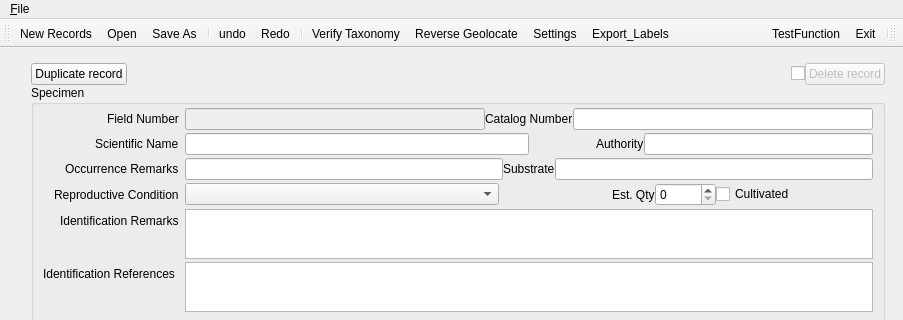
Old version of the form ui/TestUI.ui in the repository CapPow/collBook; both pictures show x 0 to 903 and y 0 to 320 of the 903 by 704 pixel window.
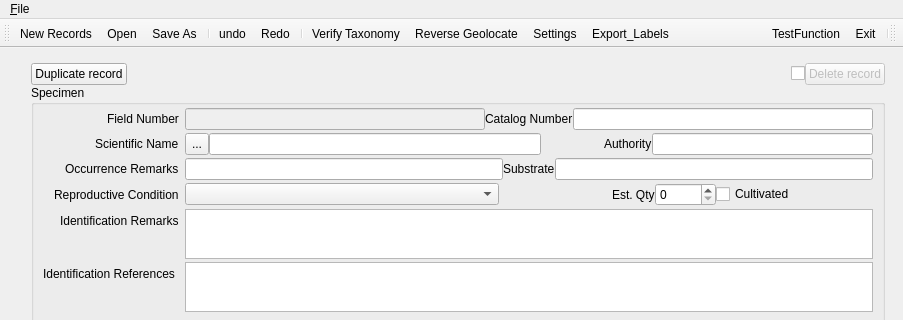
New version of the form. The open tabs and pages were chosen to show the change. Icons and pictures are not drawn. Custom widgets are drawn as their Qt base class.

Commit message: Improved georef calls. Added verify function buttons to  form_view

What changed in the file:
```diff
--- a/ui/TestUI.ui
+++ b/ui/TestUI.ui
@@ -1080,7 +1080,30 @@
                 </widget>
                </item>
                <item row="1" column="1">
-                <layout class="QHBoxLayout" name="horizontalLayout_2" stretch="3,1,2">
+                <layout class="QHBoxLayout" name="horizontalLayout_2" stretch="0,3,1,2">
+                 <item>
+                  <widget class="QToolButton" name="toolButton_verifyTaxonomy">
+                   <property name="sizePolicy">
+                    <sizepolicy hsizetype="Expanding" vsizetype="Expanding">
+                     <horstretch>0</horstretch>
+                     <verstretch>0</verstretch>
+                    </sizepolicy>
+                   </property>
+                   <property name="text">
+                    <string>...</string>
+                   </property>
+                   <property name="icon">
+                    <iconset resource="resources/Resources.qrc">
+                     <normaloff>:/rc_/check-circle.svg</normaloff>:/rc_/check-circle.svg</iconset>
+                   </property>
+                   <property name="iconSize">
+                    <size>
+                     <width>25</width>
+                     <height>18</height>
+                    </size>
+                   </property>
+                  </widget>
+                 </item>
                  <item>
                   <widget class="QLineEdit" name="lineEdit_sciName">
                    <property name="sizePolicy">
```
Left out of the diff: 30 changed lines with no effect on the pictures. The commit also changes 6 other files.
